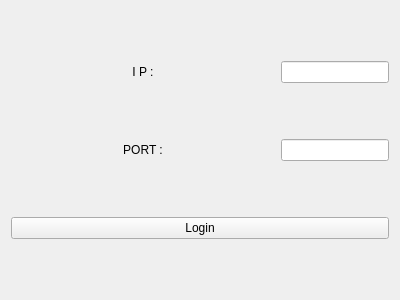
Before: the Qt Designer form client/src/user_interface/ui/LoginServer.ui in dima1997/PORTAL_2D_copy, drawn with Qt 5.
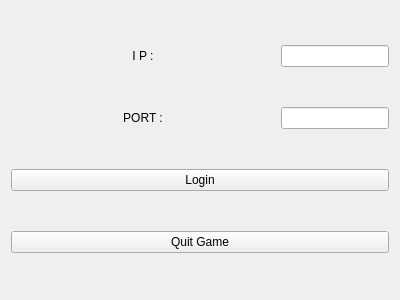
After: the same form once the commit is applied.

The edit to the form file:
```diff
--- a/client/src/user_interface/ui/LoginServer.ui
+++ b/client/src/user_interface/ui/LoginServer.ui
@@ -58,6 +58,13 @@
      </property>
     </widget>
    </item>
+   <item>
+    <widget class="QPushButton" name="buttonQuit">
+     <property name="text">
+      <string>Quit Game</string>
+     </property>
+    </widget>
+   </item>
   </layout>
  </widget>
  <resources/>
```
